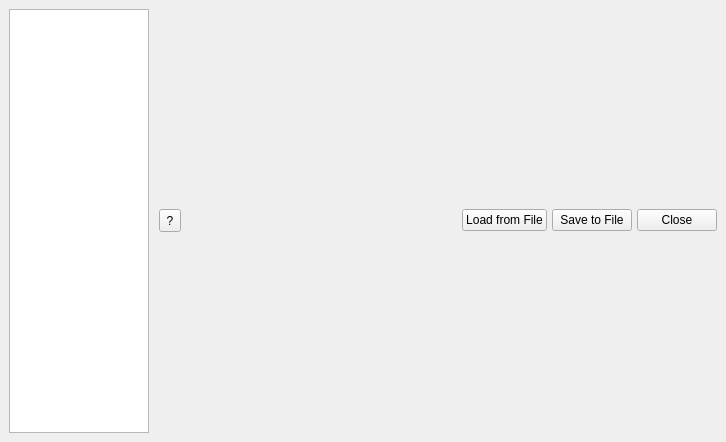
First picture: the form in qt/applications/workbench/workbench/widgets/settings/main.ui, repository mantidproject/mantid, before the edit.
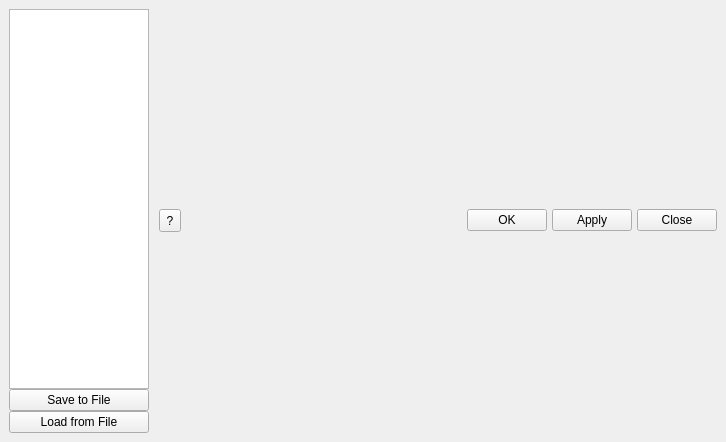
Second picture: the form after the edit.

Patch:
```diff
--- a/qt/applications/workbench/workbench/widgets/settings/main.ui
+++ b/qt/applications/workbench/workbench/widgets/settings/main.ui
@@ -24,6 +24,14 @@
        <enum>QLayout::SetNoConstraint</enum>
       </property>
       <item>
+       <layout class="QVBoxLayout" name="verticalLayout">
+        <property name="rightMargin">
+         <number>0</number>
+        </property>
+        <property name="bottomMargin">
+         <number>0</number>
+        </property>
+        <item>
        <widget class="QListWidget" name="sections">
         <property name="sizePolicy">
          <sizepolicy hsizetype="Minimum" vsizetype="Minimum">
@@ -62,6 +70,22 @@
        </widget>
       </item>
       <item>
+         <widget class="QPushButton" name="save_file_button">
+          <property name="text">
+           <string>Save to File</string>
+          </property>
+         </widget>
+        </item>
+        <item>
+         <widget class="QPushButton" name="load_file_button">
+          <property name="text">
+           <string>Load from File</string>
+          </property>
+         </widget>
+        </item>
+       </layout>
+      </item>
+      <item>
        <layout class="QVBoxLayout" name="vlayout">
         <item>
          <layout class="QVBoxLayout" name="container">
@@ -117,16 +141,16 @@
            </spacer>
           </item>
           <item>
-           <widget class="QPushButton" name="load_file_button">
+           <widget class="QPushButton" name="okay_button">
             <property name="text">
-             <string>Load from File</string>
+             <string>OK</string>
             </property>
            </widget>
           </item>
           <item>
-           <widget class="QPushButton" name="save_file_button">
+           <widget class="QPushButton" name="apply_button">
             <property name="text">
-             <string>Save to File</string>
+             <string>Apply</string>
             </property>
            </widget>
           </item>
```
Lines whose indentation alone changed are shown as unchanged.
